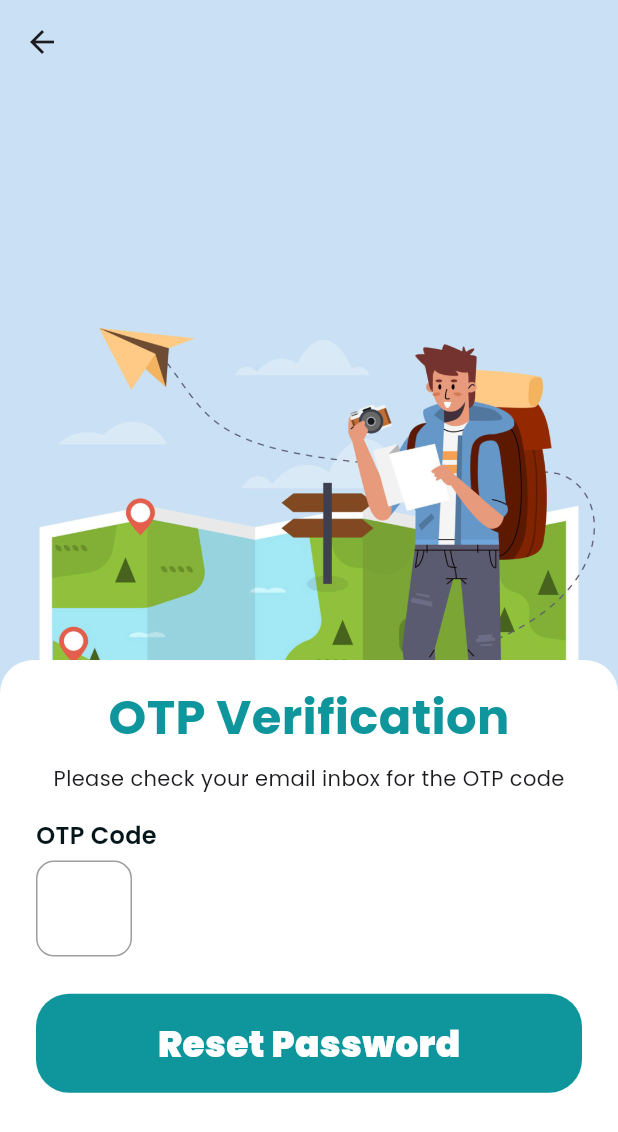
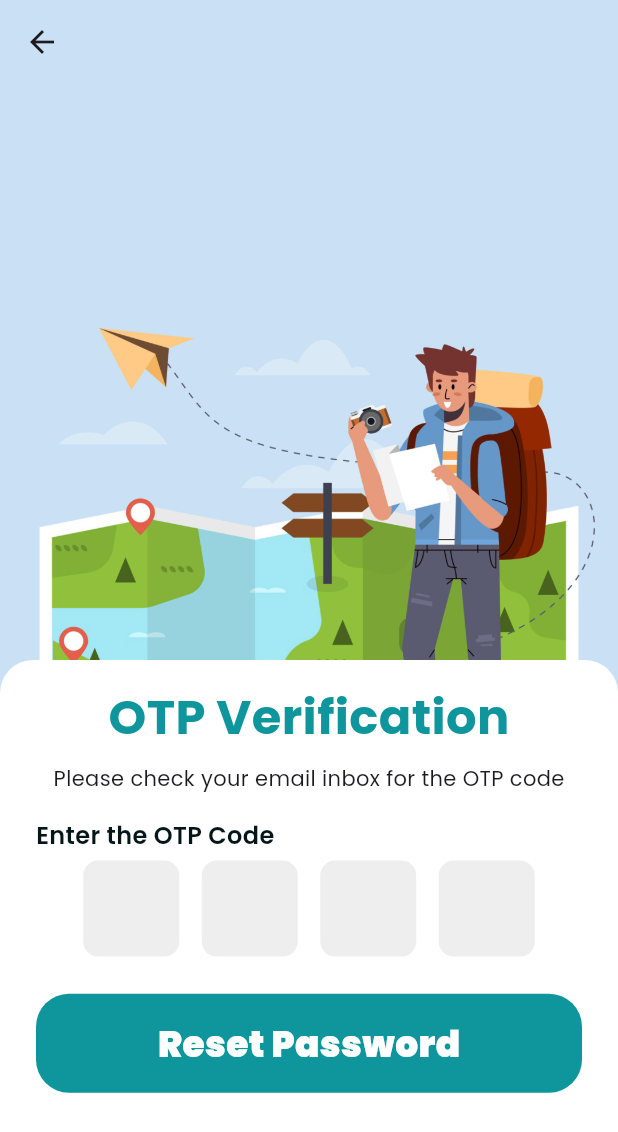
Before and after one commit to CeylonTrail/frontend-mobile, a Flutter app: the OtpVerificationScreen screen opened by its route, on a phone screen of 412 x 824 dp. Shown: the top 1132 px of the screen. Run offline on Flutter 3.47's test engine with Material 3 defaults, Android fonts, the phone set to English and light mode, and no system bars; our stand-ins replace flutter_svg, get, google_fonts.

Commit message:
new screens added reset pw, otp screen

```diff
--- a/lib/screen/otp_verification_screen.dart
+++ b/lib/screen/otp_verification_screen.dart
@@ -66,7 +66,7 @@ class _OtpVerificationScreenState extends State<OtpVerificationScreen> {
                             alignment: Alignment.centerLeft,
                             child: Text(
                               textAlign: TextAlign.start,
-                                      'OTP Code',
+                              'Enter the OTP Code',
                               style: TextStyle(
                                   fontSize: 16,
                                   fontWeight: FontWeight.w600,
@@ -75,30 +75,139 @@ class _OtpVerificationScreenState extends State<OtpVerificationScreen> {
                           ),
                           const SizedBox(height: 5),
                           Row(
+                            mainAxisAlignment: MainAxisAlignment.center,
                             children: [
                               Container(
+                                width: 64,
                                 height: 64,
-                                        width: 64,
                                 decoration: BoxDecoration(
-                                          border: Border.all(color: Colors.grey),
-                                          borderRadius: BorderRadius.circular(12), // Adjust the radius as needed
+                                  color: Colors.grey[200],
+                                  borderRadius: BorderRadius.circular(10),
                                 ),
+                                child: Center(
                                   child: TextField(
-                                          style: const TextStyle(
-                                            fontSize: 16,
-                                          ),
+                                    onChanged: (value) {
+                                      if (value.length == 1) {
+                                        FocusScope.of(context).nextFocus();
+                                      }
+                                    },
                                     textAlign: TextAlign.center,
                                     keyboardType: TextInputType.number,
+                                    maxLength: 1,
+                                    decoration: const InputDecoration(
+                                      border: InputBorder.none,
+                                      counterText: '',
+                                    ),
+                                    style: const TextStyle(
+                                      fontSize: 24,
+                                      fontWeight: FontWeight.w800,
+                                    ),
                                     inputFormatters: [
                                       LengthLimitingTextInputFormatter(1),
                                       FilteringTextInputFormatter.digitsOnly
                                     ],
+                                  ),
+                                ),
+                              ),
+                              const SizedBox(width: 15),
+                              Container(
+                                width: 64,
+                                height: 64,
+                                decoration: BoxDecoration(
+                                  color: Colors.grey[200],
+                                  borderRadius: BorderRadius.circular(10),
+                                ),
+                                child: Center(
+                                  child: TextField(
+                                    onChanged: (value) {
+                                      if (value.length == 1) {
+                                        FocusScope.of(context).nextFocus();
+                                      }
+                                    },
+                                    textAlign: TextAlign.center,
+                                    keyboardType: TextInputType.number,
+                                    maxLength: 1,
                                     decoration: const InputDecoration(
-                                            border: InputBorder.none, // Remove the default TextField border
+                                      border: InputBorder.none,
+                                      counterText: '',
+                                    ),
+                                    style: const TextStyle(
+                                      fontSize: 24,
+                                      fontWeight: FontWeight.w800,
+                                    ),
+                                    inputFormatters: [
+                                      LengthLimitingTextInputFormatter(1),
+                                      FilteringTextInputFormatter.digitsOnly
+                                    ],
+                                  ),
+                                ),
+                              ),
+                              const SizedBox(width: 15),
+                              Container(
+                                width: 64,
+                                height: 64,
+                                decoration: BoxDecoration(
+                                  color: Colors.grey[200],
+                                  borderRadius: BorderRadius.circular(10),
+                                ),
+                                child: Center(
+                                  child: TextField(
+                                    onChanged: (value) {
+                                      if (value.length == 1) {
+                                        FocusScope.of(context).nextFocus();
+                                      }
+                                    },
+                                    textAlign: TextAlign.center,
+                                    keyboardType: TextInputType.number,
+                                    maxLength: 1,
+                                    decoration: const InputDecoration(
+                                      border: InputBorder.none,
+                                      counterText: '',
+                                    ),
+                                    style: const TextStyle(
+                                      fontSize: 24,
+                                      fontWeight: FontWeight.w800,
+                                    ),
+                                    inputFormatters: [
+                                      LengthLimitingTextInputFormatter(1),
+                                      FilteringTextInputFormatter.digitsOnly
+                                    ],
+                                  ),
+                                ),
+                              ),
+                              const SizedBox(width: 15),
+                              Container(
+                                width: 64,
+                                height: 64,
+                                decoration: BoxDecoration(
+                                  color: Colors.grey[200],
+                                  borderRadius: BorderRadius.circular(10),
+                                ),
+                                child: Center(
+                                  child: TextField(
+                                    onChanged: (value) {
+                                      if (value.length == 1) {
+                                        FocusScope.of(context).nextFocus();
+                                      }
+                                    },
+                                    textAlign: TextAlign.center,
+                                    keyboardType: TextInputType.number,
+                                    maxLength: 1,
+                                    decoration: const InputDecoration(
+                                      border: InputBorder.none,
+                                      counterText: '',
+                                    ),
+                                    style: const TextStyle(
+                                      fontSize: 24,
+                                      fontWeight: FontWeight.w800,
+                                    ),
+                                    inputFormatters: [
+                                      LengthLimitingTextInputFormatter(1),
+                                      FilteringTextInputFormatter.digitsOnly
+                                    ],
                                   ),
                                 ),
                               )
-
                             ],
                           ),
                           SizedBox(height: size.height * 0.03),
```
Lines whose indentation alone changed are shown as unchanged.
